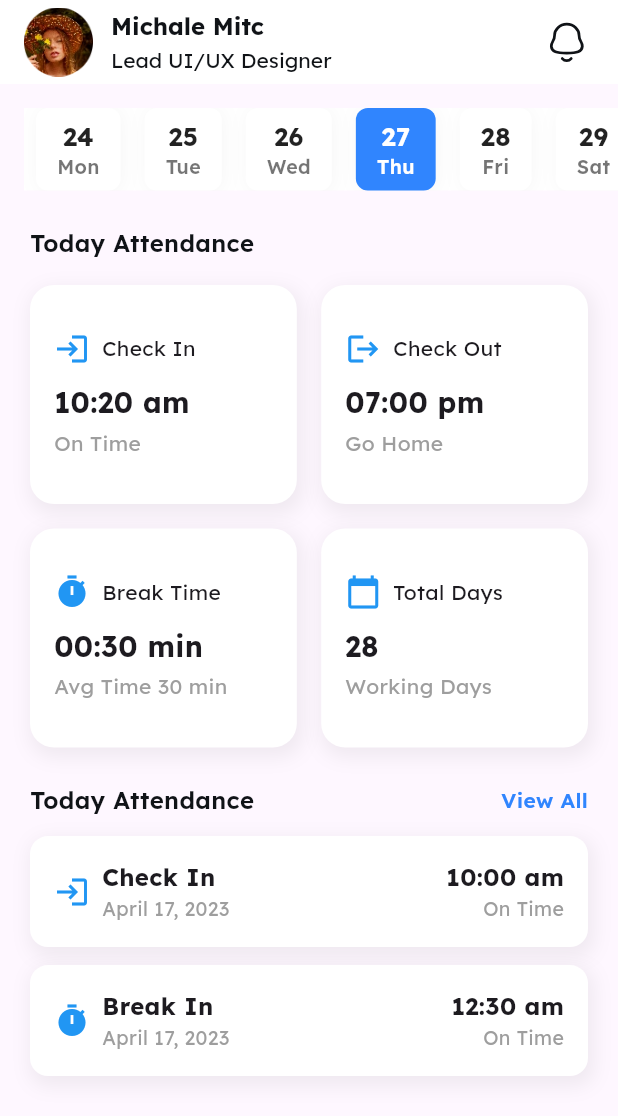
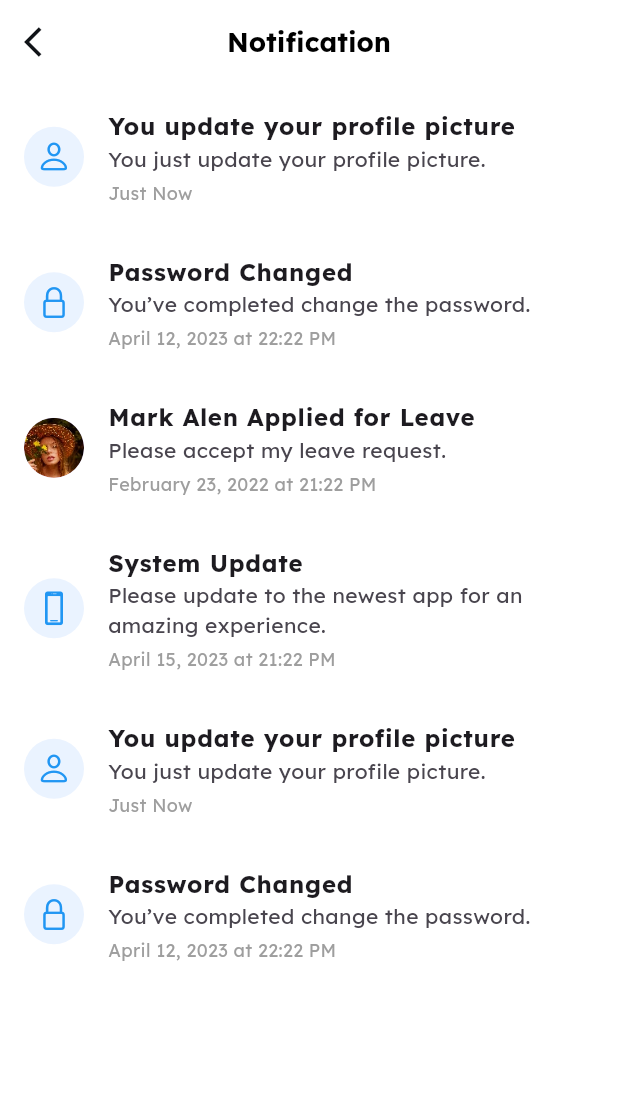
Before and after one commit to yahyanajam1/ongoing, a Flutter app: the HomeScreen screen opened directly, after a tap on an icon or button, on a phone screen of 412 x 824 dp. Shown: the top 1116 px of the screen. Run offline on Flutter 3.47's test engine with Material 3 defaults, Android fonts, the light colour scheme and no system bars; our stand-ins replace device_preview, flutter_screenutil, flutter_svg, pin_code_fields.

Commit message:
notification commit
notification commit

```diff
--- a/lib/main.dart
+++ b/lib/main.dart
@@ -28,6 +28,7 @@ class MyApp extends StatelessWidget {
       builder:(context, child){
         return MaterialApp(
           title: 'Flutter Demo',
+          debugShowCheckedModeBanner: false,
           theme: ThemeData(
             colorScheme: ColorScheme.fromSeed(seedColor: Colors.deepPurple),
             useMaterial3: true,
--- a/lib/views/dashboard/home_screen.dart
+++ b/lib/views/dashboard/home_screen.dart
@@ -1,3 +1,4 @@
+import 'package:devhub/views/secondary/notification_screen.dart';
 import 'package:flutter/material.dart';
 import 'package:flutter_svg/svg.dart';
 import 'package:flutter_screenutil/flutter_screenutil.dart';
@@ -45,6 +46,7 @@ class _HomeScreenState extends State<HomeScreen> {
         actions: [
           GestureDetector(
             onTap: (){
+              Navigator.push(context, MaterialPageRoute(builder: (context)=>NotificationScreen()));
             },
             child: Container(
               height: 28,
--- /dev/null
+++ b/lib/views/secondary/notification_screen.dart
@@ -0,0 +1,114 @@
+import 'package:flutter/cupertino.dart';
+import 'package:flutter/material.dart';
+
+import '../../utils/colors.dart';
+
+
+class NotificationScreen extends StatefulWidget {
+  const NotificationScreen({super.key});
+
+  @override
+  State<NotificationScreen> createState() => _NotificationScreenState();
+}
+
+class _NotificationScreenState extends State<NotificationScreen> {
+
+
+  final List<Map<String, dynamic>> notifications = [
+    {
+      'title': 'You update your profile picture',
+      'description': 'You just update your profile picture.',
+      'time': 'Just Now',
+      'icon': CupertinoIcons.person,
+    },
+    {
+      'title': 'Password Changed',
+      'description': 'You’ve completed change the password.',
+      'time': 'April 12, 2023 at 22:22 PM',
+      'icon': CupertinoIcons.lock,
+    },
+    {
+      'title': 'Mark Alen Applied for Leave',
+      'description': 'Please accept my leave request.',
+      'time': 'February 23, 2022 at 21:22 PM',
+      'image': 'assets/images/harry.png', // Provide your image path
+    },
+    {
+      'title': 'System Update',
+      'description': 'Please update to the newest app for an amazing experience.',
+      'time': 'April 15, 2023 at 21:22 PM',
+      'icon': CupertinoIcons.device_phone_portrait,
+    },
+    {
+      'title': 'You update your profile picture',
+      'description': 'You just update your profile picture.',
+      'time': 'Just Now',
+      'icon': CupertinoIcons.person,
+    },
+    {
+      'title': 'Password Changed',
+      'description': 'You’ve completed change the password.',
+      'time': 'April 12, 2023 at 22:22 PM',
+      'icon': CupertinoIcons.lock,
+    },
+  ];
+
+
+  @override
+  Widget build(BuildContext context) {
+    return  SafeArea(
+        top: false,
+        child: Scaffold(
+          backgroundColor: Colors.white,
+          appBar: AppBar(
+            backgroundColor: Colors.white,
+            leading: IconButton(onPressed: (){
+              Navigator.pop(context);
+            }, icon: Icon(Icons.arrow_back_ios, color: MyColors.primaryBlack,)),
+            title:  Text("Notification",
+                style: TextStyle(fontSize: 18, fontWeight: FontWeight.bold, color: Colors.black, fontFamily: 'Lexend')),
+            centerTitle: true,
+          ),
+          body: Column(
+            children: [
+              Expanded(child:
+              ListView.builder(
+                itemCount: notifications.length,
+                itemBuilder: (context, index) {
+                  final notification = notifications[index];
+                  return Container(
+                    padding: EdgeInsets.symmetric(horizontal: 0.0, vertical: 8.0),
+
+                    child: ListTile(
+                      leading: notification['image'] != null
+                          ? CircleAvatar(
+                        backgroundImage: AssetImage(notification['image']),
+                      )
+                          : CircleAvatar(
+                        backgroundColor: MyColors.primaryBlue.withOpacity(0.1),
+                        child: Icon(notification['icon'], color: Colors.blue),
+                      ),
+                      title: Text(
+                        notification['title']!,
+                        style: const TextStyle(fontWeight: FontWeight.bold, fontFamily: 'Lexend'),
+                      ),
+                      subtitle: Column(
+                        crossAxisAlignment: CrossAxisAlignment.start,
+                        children: [
+                          Text(notification['description']!, style: TextStyle(fontFamily: 'Lexend'),),
+                          const SizedBox(height: 4),
+                          Text(
+                            notification['time']!,
+                            style: const TextStyle(color: Colors.grey, fontSize: 12, fontFamily: 'Lexend'),
+                          ),
+                        ],
+                      ),
+                    ),
+                  );
+                },
+              ),)
+            ],
+          ),
+    ));
+  }
+}
```
